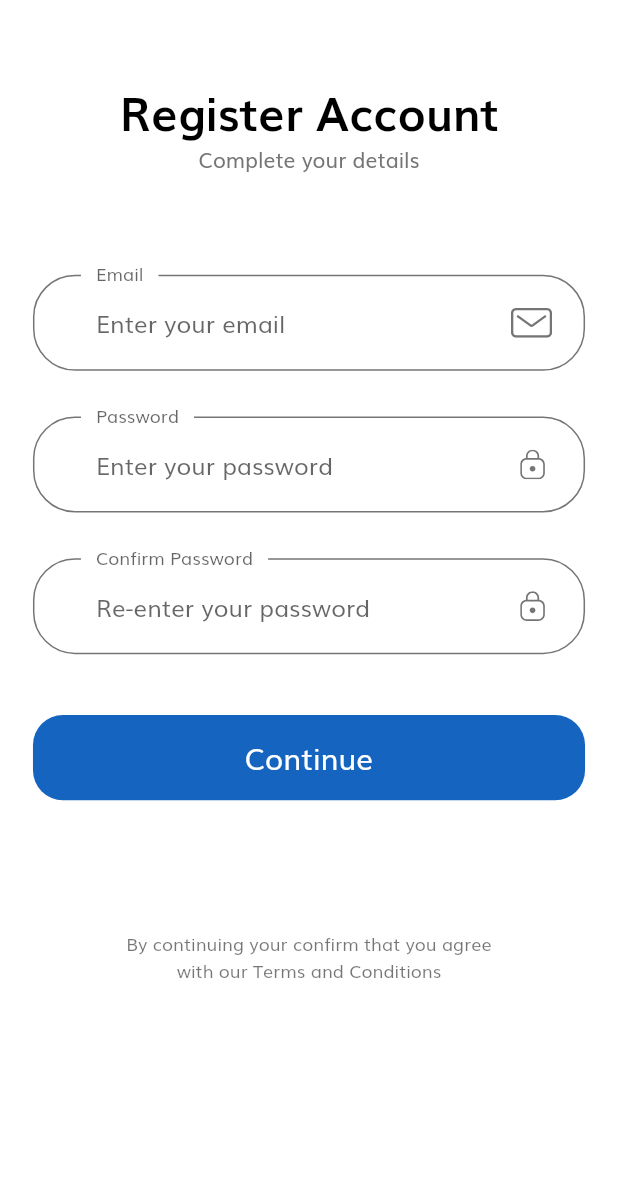
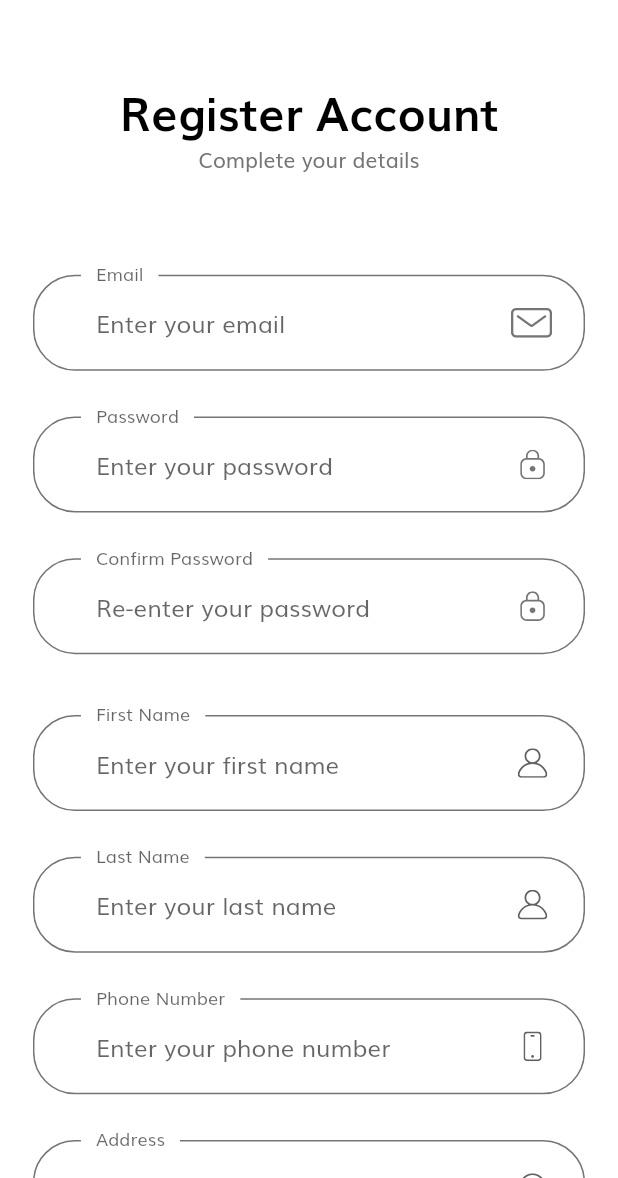
Before and after one commit to philakagujones/UniversityApp, a Flutter app: the SignUpScreen screen opened by its route, on a phone screen of 412 x 824 dp, the part 58-1236 px from its top. Run offline on Flutter 3.47's test engine with Material 2 defaults, Android fonts, the phone set to English and light mode, and no system bars; our stand-ins replace flutter_svg.

Commit message:
updated sign up

```diff
--- a/scholarly/lib/screens/complete_profile/components/body.dart
+++ b/scholarly/lib/screens/complete_profile/components/body.dart
@@ -26,7 +26,7 @@ class Body extends StatelessWidget {
                 CompleteProfileForm(),
                 SizedBox(height: getProportionateScreenHeight(30)),
                 Text(
-                  "By continuing your confirm that you agree \nwith our Terms and Conditions",
+                  "By continuing you confirm that you agree \nwith our Terms and Conditions",
                   textAlign: TextAlign.center,
                   style: Theme.of(context).textTheme.caption,
                 ),
--- a/scholarly/lib/screens/complete_profile/components/complete_profile_form.dart
+++ b/scholarly/lib/screens/complete_profile/components/complete_profile_form.dart
@@ -69,10 +69,6 @@ class _CompleteProfileFormState extends State<CompleteProfileForm> {
           buildAddressFormField(),
           FormError(errors: errors),
           SizedBox(height: getProportionateScreenHeight(40)),
-          DefaultButton(
-            text: "Continue",
-            press: updateUser,
-          ),
         ],
       ),
     );
--- a/scholarly/lib/screens/sign_in/sign_up/components/body.dart
+++ b/scholarly/lib/screens/sign_in/sign_up/components/body.dart
@@ -3,6 +3,7 @@ import 'package:Scholarly/constants.dart';
 import 'package:Scholarly/size_config.dart';
 
 import 'sign_up_form.dart';
+// import './../../../complete_profile/components/complete_profile_form.dart';
 
 class Body extends StatelessWidget {
   @override
@@ -29,9 +30,10 @@ class Body extends StatelessWidget {
                   mainAxisAlignment: MainAxisAlignment.center,
                   children: [],
                 ),
+                // CompleteProfileForm(),
                 SizedBox(height: getProportionateScreenHeight(20)),
                 Text(
-                  'By continuing your confirm that you agree \nwith our Terms and Conditions',
+                  'By continuing you confirm that you agree \nwith our Terms and Conditions',
                   textAlign: TextAlign.center,
                   style: Theme.of(context).textTheme.caption,
                 )
--- a/scholarly/lib/screens/sign_in/sign_up/components/sign_up_form.dart
+++ b/scholarly/lib/screens/sign_in/sign_up/components/sign_up_form.dart
@@ -3,7 +3,7 @@ import 'package:flutter/material.dart';
 import 'package:Scholarly/components/custom_surfix_icon.dart';
 import 'package:Scholarly/components/default_button.dart';
 import 'package:Scholarly/components/form_error.dart';
-import 'package:Scholarly/screens/complete_profile/complete_profile_screen.dart';
+// import 'package:Scholarly/screens/complete_profile/complete_profile_screen.dart';
 import 'package:Scholarly/screens/login_success/login_success_screen.dart';
 import 'package:Scholarly/modules/http.dart';
 
@@ -17,13 +17,21 @@ class SignUpForm extends StatefulWidget {
 
 class _SignUpFormState extends State<SignUpForm> {
   final _formKey = GlobalKey<FormState>();
+  final List<String> errors = [];
   String email;
   String password;
-  String conform_password;
+  String confirm_password;
+  String firstName;
+  String lastName;
+  String phoneNumber;
+  String address;
   bool remember = false;
   TextEditingController emailController = TextEditingController();
   TextEditingController passwordController = TextEditingController();
-  final List<String> errors = [];
+  TextEditingController firstNameController = TextEditingController();
+  TextEditingController lastNameController = TextEditingController();
+  TextEditingController phoneNumberController = TextEditingController();
+  TextEditingController addressController = TextEditingController();
 
   void addError({String error}) {
     if (!errors.contains(error))
@@ -43,6 +51,10 @@ class _SignUpFormState extends State<SignUpForm> {
     var result = await http_post("register", {
       "email": emailController.text,
       "password": passwordController.text,
+      "firstname": firstNameController.text,
+      "lastname": lastNameController.text,
+      "phone": phoneNumberController.text,
+      "address": addressController.text
     });
     if (result.ok) {
       String response = result.data['status'];
@@ -51,7 +63,7 @@ class _SignUpFormState extends State<SignUpForm> {
     if (_formKey.currentState.validate()) {
       _formKey.currentState.save();
       // if all are valid then go to success screen
-      Navigator.pushNamed(context, CompleteProfileScreen.routeName);
+      Navigator.pushNamed(context, LoginSuccessScreen.routeName);
     }
   }
 
@@ -65,7 +77,15 @@ class _SignUpFormState extends State<SignUpForm> {
           SizedBox(height: getProportionateScreenHeight(30)),
           buildPasswordFormField(),
           SizedBox(height: getProportionateScreenHeight(30)),
-          buildConformPassFormField(),
+          buildConfirmPassFormField(),
+          SizedBox(height: getProportionateScreenHeight(40)),
+          buildFirstNameFormField(),
+          SizedBox(height: getProportionateScreenHeight(30)),
+          buildLastNameFormField(),
+          SizedBox(height: getProportionateScreenHeight(30)),
+          buildPhoneNumberFormField(),
+          SizedBox(height: getProportionateScreenHeight(30)),
+          buildAddressFormField(),
           FormError(errors: errors),
           SizedBox(height: getProportionateScreenHeight(40)),
           DefaultButton(
@@ -77,18 +97,107 @@ class _SignUpFormState extends State<SignUpForm> {
     );
   }
 
-  TextFormField buildConformPassFormField() {
+  TextFormField buildAddressFormField() {
+    return TextFormField(
+      onSaved: (newValue) => address = newValue,
+      onChanged: (value) {
+        if (value.isNotEmpty) {
+          removeError(error: kAddressNullError);
+        }
+        return null;
+      },
+      validator: (value) {
+        if (value.isEmpty) {
+          addError(error: kAddressNullError);
+          return "";
+        }
+        return null;
+      },
+      decoration: InputDecoration(
+        labelText: "Address",
+        hintText: "Enter your home address",
+        floatingLabelBehavior: FloatingLabelBehavior.always,
+        suffixIcon:
+            CustomSurffixIcon(svgIcon: "assets/icons/Location point.svg"),
+      ),
+    );
+  }
+
+  TextFormField buildPhoneNumberFormField() {
+    return TextFormField(
+      keyboardType: TextInputType.phone,
+      onSaved: (newValue) => phoneNumber = newValue,
+      onChanged: (value) {
+        if (value.isNotEmpty) {
+          removeError(error: kPhoneNumberNullError);
+        }
+        return null;
+      },
+      validator: (value) {
+        if (value.isEmpty) {
+          addError(error: kPhoneNumberNullError);
+          return "";
+        }
+        return null;
+      },
+      decoration: InputDecoration(
+        labelText: "Phone Number",
+        hintText: "Enter your phone number",
+        floatingLabelBehavior: FloatingLabelBehavior.always,
+        suffixIcon: CustomSurffixIcon(svgIcon: "assets/icons/Phone.svg"),
+      ),
+    );
+  }
+
+  TextFormField buildLastNameFormField() {
+    return TextFormField(
+      onSaved: (newValue) => lastName = newValue,
+      decoration: InputDecoration(
+        labelText: "Last Name",
+        hintText: "Enter your last name",
+        floatingLabelBehavior: FloatingLabelBehavior.always,
+        suffixIcon: CustomSurffixIcon(svgIcon: "assets/icons/User.svg"),
+      ),
+    );
+  }
+
+  TextFormField buildFirstNameFormField() {
+    return TextFormField(
+      onSaved: (newValue) => firstName = newValue,
+      onChanged: (value) {
+        if (value.isNotEmpty) {
+          removeError(error: kNamelNullError);
+        }
+        return null;
+      },
+      validator: (value) {
+        if (value.isEmpty) {
+          addError(error: kNamelNullError);
+          return "";
+        }
+        return null;
+      },
+      decoration: InputDecoration(
+        labelText: "First Name",
+        hintText: "Enter your first name",
+        floatingLabelBehavior: FloatingLabelBehavior.always,
+        suffixIcon: CustomSurffixIcon(svgIcon: "assets/icons/User.svg"),
+      ),
+    );
+  }
+
+  TextFormField buildConfirmPassFormField() {
     return TextFormField(
       controller: passwordController,
       obscureText: true,
-      onSaved: (newValue) => conform_password = newValue,
+      onSaved: (newValue) => confirm_password = newValue,
       onChanged: (value) {
         if (value.isNotEmpty) {
           removeError(error: kPassNullError);
-        } else if (value.isNotEmpty && password == conform_password) {
+        } else if (value.isNotEmpty && password == confirm_password) {
           removeError(error: kMatchPassError);
         }
-        conform_password = value;
+        confirm_password = value;
       },
       validator: (value) {
         if (value.isEmpty) {
```
